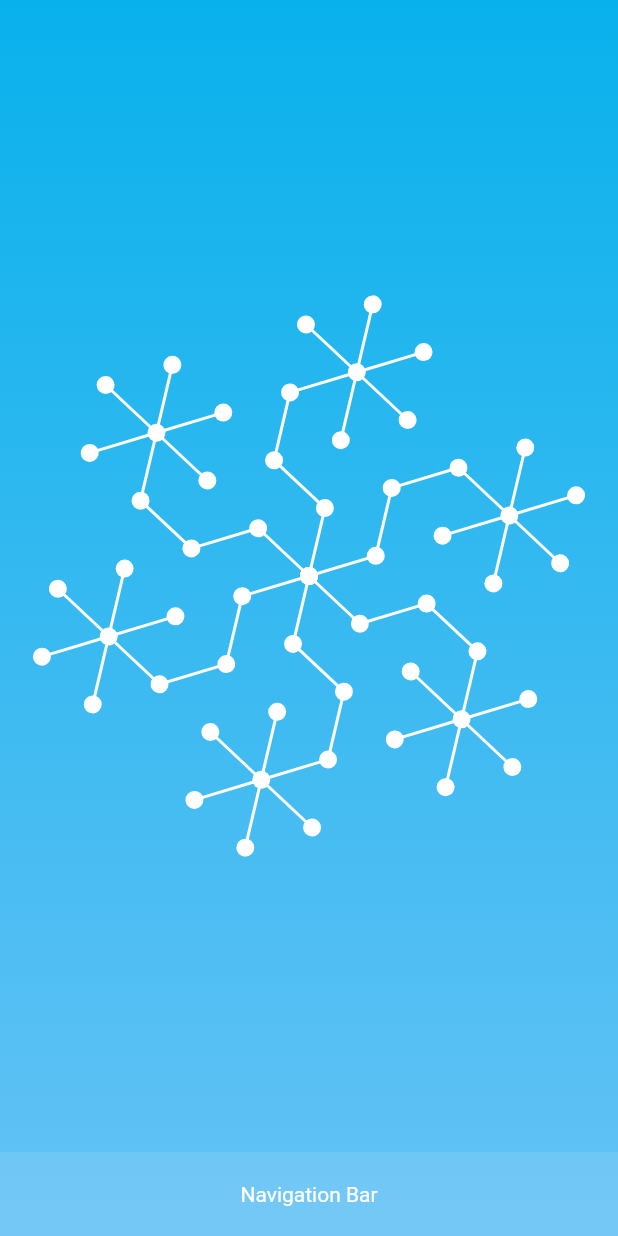
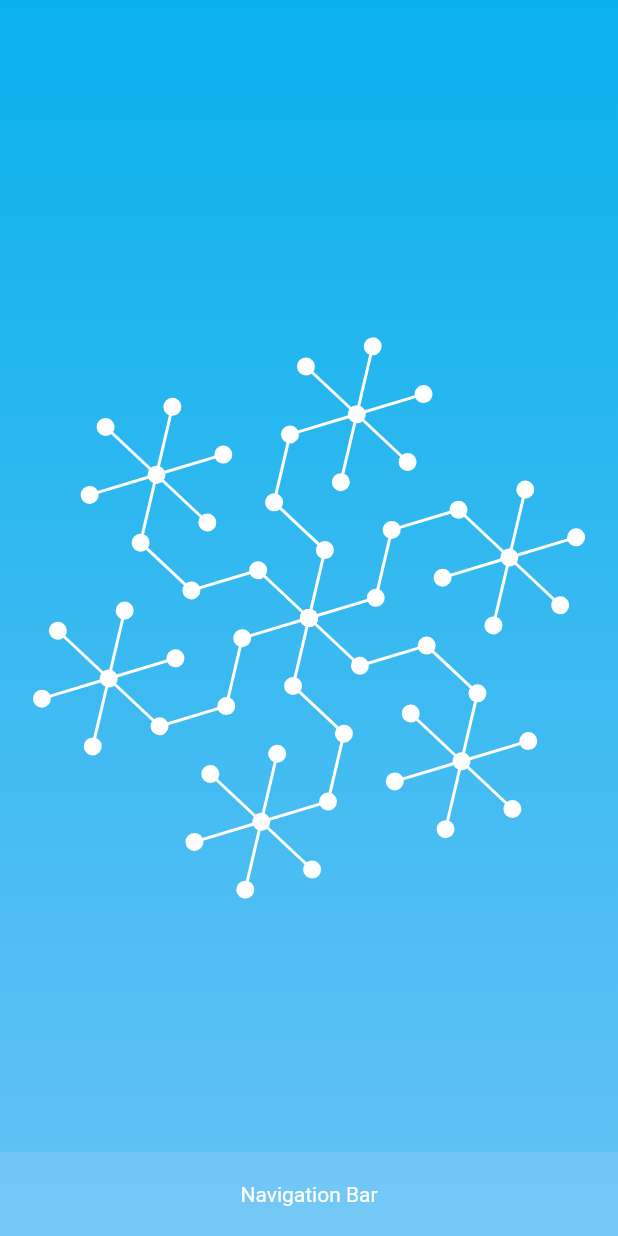
Before and after one commit to EddieShao/snowflake, a Flutter app: the screen it shows after launch, on a phone screen of 412 x 824 dp. Run offline on Flutter 3.47's test engine with Material 2 defaults, Android fonts, the phone set to English and light mode, and no system bars.

Commit message:
various code changes - change snowflake back to singleton - move init snowflake code to state.initstate - change column to stack so snowflake shows up behind transparent nav bar

```diff
--- a/lib/components/snowflake_widget.dart
+++ b/lib/components/snowflake_widget.dart
@@ -14,12 +14,29 @@ class SnowflakeWidgetState extends State<SnowflakeWidget> with SingleTickerProvi
     late final AnimationController spin = AnimationController(vsync: this, duration: const Duration(seconds: 60))..repeat();
 
     @override
+    void initState() {
+        super.initState();
+        var sf = Snowflake();
+
+        // TODO: replace hard-coded stuff with DB access
+        sf.clear();
+        sf.add(0, 0, 0, 2);
+        sf.add(0, 2, -1, 3);
+        sf.add(-1, 3, -1, 5);
+        sf.add(-1, 5, 0, 6);
+        sf.add(0, 6, 1, 5);
+        sf.add(0, 6, -1, 7);
+        sf.add(0, 6, 1, 7);
+        sf.add(0, 6, 0, 8);
+        sf.add(0, 6, 0, 4);
+        // for (int i = 4; i < 60; i++) {
+        //     sf.add(0, i * 2, 0, (i + 1) * 2);
+        // }
+    }
+
+    @override
     Widget build(BuildContext context) {
-        final Size size = MediaQuery.of(context).size;
-        return SizedBox(
-            width: size.width,
-            height: size.height,
-            child: InteractiveViewer(
+        return InteractiveViewer(
             maxScale: 2,
             minScale: 1,
             child: AnimatedBuilder(
@@ -33,8 +50,7 @@ class SnowflakeWidgetState extends State<SnowflakeWidget> with SingleTickerProvi
                 child: Center(
                     child: CustomPaint(
                         painter: _SnowflakePainter(),
-                            size: Size.square(size.width - 40)
-                        ),
+                        size: Size.square(MediaQuery.of(context).size.width - 40)
                     ),
                 ),
             ),
@@ -43,30 +59,11 @@ class SnowflakeWidgetState extends State<SnowflakeWidget> with SingleTickerProvi
 }
 
 class _SnowflakePainter extends CustomPainter {
-    Snowflake snowflake = Snowflake();
-
     _SnowflakePainter();
 
     @override
     void paint(Canvas canvas, Size size) {
-        var sf = Snowflake();
-
-        // TODO: remove when implemented user editing
-        //  Hard code a snowflake to draw
-        sf.add(0, 0, 0, 2);
-        sf.add(0, 2, -1, 3);
-        sf.add(-1, 3, -1, 5);
-        sf.add(-1, 5, 0, 6);
-        sf.add(0, 6, 1, 5);
-        sf.add(0, 6, -1, 7);
-        sf.add(0, 6, 1, 7);
-        sf.add(0, 6, 0, 8);
-        sf.add(0, 6, 0, 4);
-        // for (int i = 4; i < 60; i++) {
-        //     sf.add(0, i * 2, 0, (i + 1) * 2);
-        // }
-
-        canvas.drawSnowflake(sf.render(size));
+        canvas.drawSnowflake(Snowflake().render(size));
     }
 
     @override
--- a/lib/logic/snowflake.dart
+++ b/lib/logic/snowflake.dart
@@ -4,6 +4,14 @@ import 'dart:math' as math;
 import 'package:snowflake/utils.dart' show Pair;
 
 class Snowflake {
+    static final Snowflake _snowflake = Snowflake._internal();
+
+    factory Snowflake() {
+        return _snowflake;
+    }
+
+    Snowflake._internal();
+
     final Graph<int> _graph = Graph(0);
 
     Render render(Size size) {
@@ -74,8 +82,8 @@ class Snowflake {
         return Render(nodes, edges);
     }
 
-    bool add(int fromX, int fromY, int toX, int toY, {int? value}) {
-        return _graph.add(fromX, fromY, toX, toY, value);
+    bool add(int fromX, int fromY, int toX, int toY, {int? toValue}) {
+        return _graph.add(fromX, fromY, toX, toY, toValue);
     }
 
     void clear() {
--- a/lib/main.dart
+++ b/lib/main.dart
@@ -39,18 +39,21 @@ class MainPage extends StatelessWidget {
             width: size.width,
             height: size.height,
             decoration: theme.getBackground(),
-            child: Column(
+            child: Stack(
                 children: [
                     SizedBox(
                         width: size.width,
-                        height: size.height - appBarHeight,
+                        height: size.height,
                         child: const SnowflakeWidget(),
                     ),
-                    SizedBox(
-                        width: size.width,
-                        height: appBarHeight,
-                        child: const bottom_app_bar.BottomAppBar(),
-                    ),
+                    Positioned(
+                        bottom: 0,
+                        child: SizedBox(
+                            width: size.width,
+                            height: appBarHeight,
+                            child: const bottom_app_bar.BottomAppBar(),
+                        ),
+                    )
                 ],
             ),
         );
```
Lines whose indentation alone changed are shown as unchanged.
